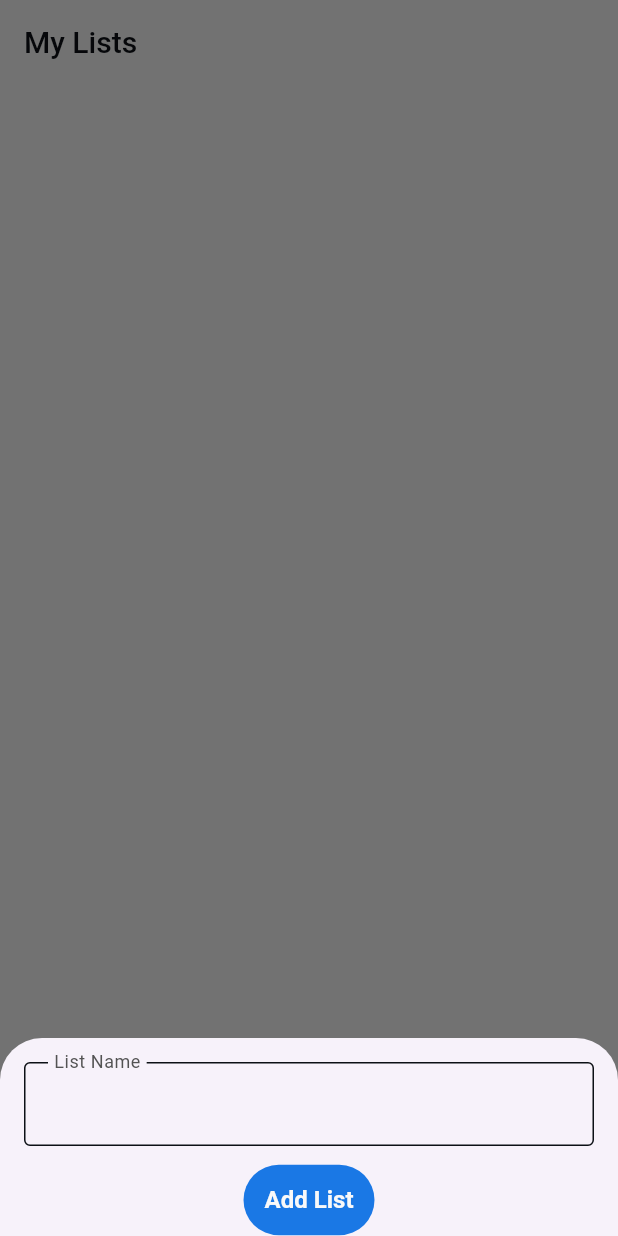
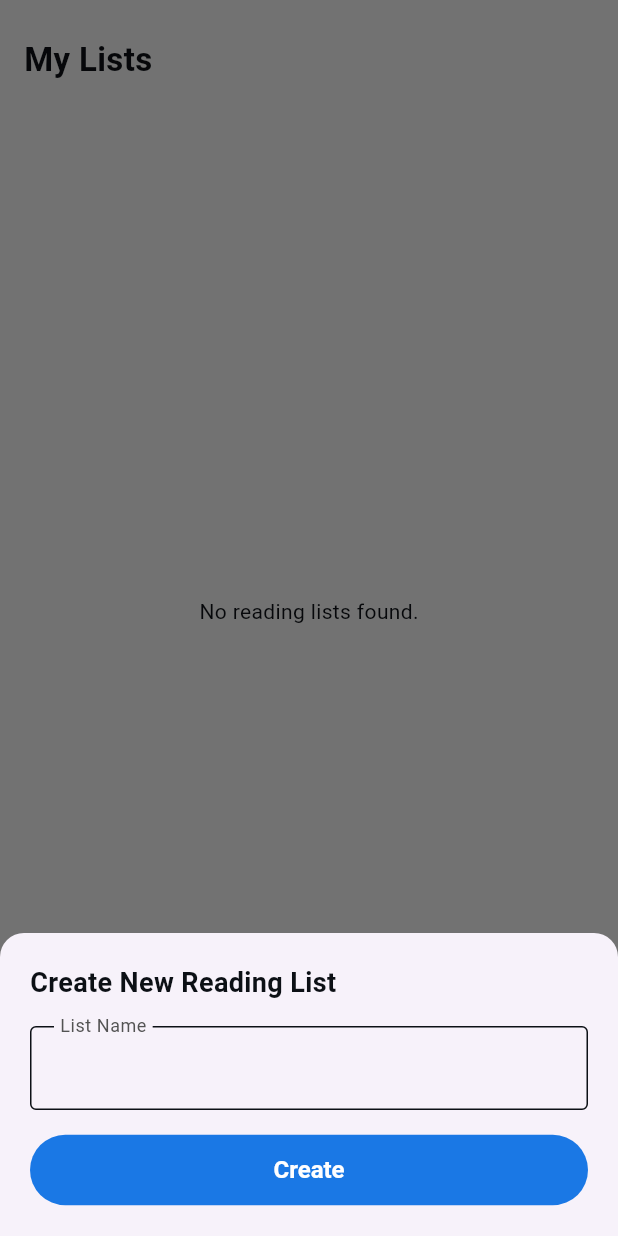
Before and after one commit to Ahmed-Abdelghany-11/Library_App, a Flutter app: the MyLibraryScreen screen opened directly, after a tap on the "add" icon, on a phone screen of 412 x 824 dp. Run offline on Flutter 3.47's test engine with Material 3 defaults, Android fonts, the phone set to English and light mode, and no system bars; our stand-ins replace bloc, cloud_firestore, dio, equatable, firebase_auth, firebase_core and 6 more; accounts and stored records are empty.

Commit message:
add UI for creating new reading lists and refactor library screen

```diff
--- a/lib/features/library/presentaion/view/my_library_screen.dart
+++ b/lib/features/library/presentaion/view/my_library_screen.dart
@@ -1,137 +1,128 @@
 import 'package:flutter/material.dart';
 import 'package:flutter_bloc/flutter_bloc.dart';
+import 'package:library_app/features/library/presentaion/view/widgets/add_reading_list_bottom_sheet.dart';
+import 'package:library_app/features/library/presentaion/view/widgets/my_list_item.dart';
 
+import '../../../../core/assets/app_colors.dart';
 import '../../../../core/base/base_state.dart';
 import '../../../../core/utils/di/di.dart';
 import '../../domain/entity/reading_list_entity.dart';
 import '../view_model/library_cubit.dart';
 import '../view_model/library_state.dart';
 
-class MyLibraryScreen extends StatefulWidget {
-  const MyLibraryScreen({super.key});
+class MyLibraryScreen extends StatelessWidget {
+  MyLibraryScreen({super.key});
 
-  @override
-  _MyLibraryScreenState createState() => _MyLibraryScreenState();
-}
-
-class _MyLibraryScreenState extends State<MyLibraryScreen> {
-  late LibraryCubit _cubit;
-
-  @override
-  void initState() {
-    super.initState();
-    _cubit = getIt<LibraryCubit>();
-    _cubit.doIntent(GetReadingList());
-  }
+  final viewModel = getIt<LibraryCubit>();
 
   @override
   Widget build(BuildContext context) {
-    return BlocProvider.value(
-      value: _cubit,
+    return BlocProvider(
+      create: (context) => viewModel..doIntent(GetReadingList()),
+      child: SafeArea(
         child: Scaffold(
-        appBar: AppBar(title: const Text('My Lists'), centerTitle: false),
-        body: BlocBuilder<LibraryCubit, LibraryState>(
+          body: Padding(
+            padding: const EdgeInsets.only(bottom: 80),
+            child: Column(
+              crossAxisAlignment: CrossAxisAlignment.start,
+              children: [
+                Padding(
+                  padding: EdgeInsets.fromLTRB(16, 24, 16, 8),
+                  child: Text(
+                    'My Lists',
+                    style: TextStyle(
+                      fontSize: 22,
+                      fontWeight: FontWeight.bold,
+                      color: AppColors.black,
+                    ),
+                  ),
+                ),
+                const SizedBox(height: 8),
+                BlocBuilder<LibraryCubit, LibraryState>(
                   builder: (context, state) {
-            final getState = state.getReadingListState;
-            if (getState is BaseLoadingState) {
+                    final currentState = state.getReadingListState;
+
+                    if (currentState is BaseLoadingState) {
                       return const Center(child: CircularProgressIndicator());
-            } else if (getState is BaseSuccessState<List<ReadingListEntity>>) {
-              final lists = getState.data;
-              return ListView.separated(
-                itemCount: lists!.length,
-                separatorBuilder: (_, __) => const Divider(height: 1),
-                itemBuilder: (context, index) {
-                  final list = lists[index];
-                  return ListTile(
-                    title: Text(list.name!),
-                    subtitle: Text('${list.numberOfBooks} books'),
-                    trailing: IconButton(
-                      icon: const Icon(Icons.delete_outline),
-                      onPressed: () {
-                        _cubit.doIntent(DeleteReadingList(list.id!));
-                      },
-                    ),
-                    onTap: () {
-                      // navigate to list details
-                    },
+                    }
+
+                    if (currentState is BaseErrorState) {
+                      return Expanded(
+                        child: Center(child: Text(currentState.errorMessage)),
                       );
-                },
-              );
-            } else if (getState is BaseErrorState) {
-              return Center(child: Text(getState.errorMessage));
                     }
-            return const SizedBox();
-          },
-        ),
-        floatingActionButton: FloatingActionButton(
-          onPressed: () => _showAddBottomSheet(context),
-          child: const Icon(Icons.add),
-        ),
+
+                    if (currentState
+                        is BaseSuccessState<List<ReadingListEntity>>) {
+                      final lists = currentState.data;
+
+                      if (lists == null || lists.isEmpty) {
+                        return Expanded(
+                          child: const Center(
+                            child: Text('No reading lists found.'),
                           ),
                         );
                       }
 
-  void _showAddBottomSheet(BuildContext context) {
-    showModalBottomSheet(
-      context: context,
-      isScrollControlled: true,
-      builder: (ctx) {
-        // re-provide the same cubit instance to the sheet
-        return BlocProvider.value(
-          value: _cubit,
-          child: Padding(
-            padding: EdgeInsets.only(
-              bottom: MediaQuery.of(ctx).viewInsets.bottom,
-              left: 16,
-              right: 16,
-              top: 16,
+                      return Expanded(
+                        child: ListView.builder(
+                          itemCount: lists.length,
+                          itemBuilder: (context, index) {
+                            final list = lists[index];
+
+                            return Dismissible(
+                              key: ValueKey(list.id),
+                              direction: DismissDirection.endToStart,
+                              background: Container(
+                                alignment: Alignment.centerRight,
+                                padding: const EdgeInsets.symmetric(
+                                  horizontal: 20,
                                 ),
-            child: Column(
-              mainAxisSize: MainAxisSize.min,
-              children: [
-                TextField(
-                  controller: _cubit.readingListNameController,
-                  decoration: const InputDecoration(
-                    labelText: 'List Name',
-                    border: OutlineInputBorder(),
+                                color: Colors.red,
+                                child: const Icon(
+                                  Icons.delete,
+                                  color: Colors.white,
                                 ),
                               ),
-                const SizedBox(height: 12),
-                BlocConsumer<LibraryCubit, LibraryState>(
-                  listener: (context, state) {
-                    if (state.addReadingListState is BaseSuccessState) {
-                      Navigator.of(context).pop();
-                      _cubit.doIntent(GetReadingList());
-                    } else if (state.addReadingListState is BaseErrorState) {
-                      final err = state.addReadingListState as BaseErrorState;
-                      ScaffoldMessenger.of(
-                        context,
-                      ).showSnackBar(SnackBar(content: Text(err.errorMessage)));
+                              confirmDismiss: (_) async {
+                                viewModel.doIntent(DeleteReadingList(list.id!));
+                                return false;
+                              },
+                              child: MyListItem(
+                                title: list.name ?? '',
+                                subtitle: '${list.numberOfBooks ?? 0} books',
+                              ),
+                            );
+                          },
+                        ),
+                      );
                     }
-                  },
-                  builder: (context, state) {
-                    if (state.addReadingListState is BaseLoadingState) {
-                      return const CircularProgressIndicator();
-                    }
-                    return ElevatedButton(
-                      onPressed: () {
-                        _cubit.doIntent(AddReadingList());
-                      },
-                      child: const Text('Add List'),
-                    );
+
+                    return const SizedBox();
                   },
                 ),
               ],
             ),
           ),
+          floatingActionButton: FloatingActionButton(
+            onPressed: () {
+              showModalBottomSheet(
+                context: context,
+                isScrollControlled: true,
+                shape: const RoundedRectangleBorder(
+                  borderRadius: BorderRadius.vertical(top: Radius.circular(16)),
+                ),
+                builder: (context) => BlocProvider.value(
+                  value: viewModel,
+                  child: const AddReadingListBottomSheet(),
+                ),
               );
             },
+            backgroundColor: AppColors.blue,
+            child: const Icon(Icons.add, color: Colors.white),
+          ),
+        ),
+      ),
     );
   }
-
-  @override
-  void dispose() {
-    _cubit.readingListNameController.dispose();
-    super.dispose();
 }
-}
--- /dev/null
+++ b/lib/features/library/presentaion/view/widgets/add_reading_list_bottom_sheet.dart
@@ -0,0 +1,93 @@
+import 'package:flutter/material.dart';
+import 'package:flutter_bloc/flutter_bloc.dart';
+
+import '../../../../../core/assets/app_colors.dart';
+import '../../../../../core/base/base_state.dart';
+import '../../view_model/library_cubit.dart';
+import '../../view_model/library_state.dart';
+
+class AddReadingListBottomSheet extends StatelessWidget {
+  const AddReadingListBottomSheet({super.key});
+
+  @override
+  Widget build(BuildContext context) {
+    final viewModel = context.read<LibraryCubit>();
+
+    return Padding(
+      padding: EdgeInsets.all(20),
+      child: BlocConsumer<LibraryCubit, LibraryState>(
+        listenWhen: (previous, current) =>
+            previous.addReadingListState != current.addReadingListState,
+        listener: (context, state) {
+          final addState = state.addReadingListState;
+
+          if (addState is BaseSuccessState) {
+            Navigator.pop(context);
+            viewModel.readingListNameController.clear();
+            ScaffoldMessenger.of(context).showSnackBar(
+              const SnackBar(
+                content: Text('Reading list created.'),
+                backgroundColor: AppColors.green,
+              ),
+            );
+          } else if (addState is BaseErrorState) {
+            Navigator.pop(context);
+            ScaffoldMessenger.of(context).showSnackBar(
+              SnackBar(
+                content: Text(addState.errorMessage),
+                backgroundColor: AppColors.red,
+              ),
+            );
+          }
+        },
+        builder: (context, state) {
+          final addState = state.addReadingListState;
+
+          return Column(
+            mainAxisSize: MainAxisSize.min,
+            crossAxisAlignment: CrossAxisAlignment.start,
+            children: [
+              const Text(
+                'Create New Reading List',
+                style: TextStyle(fontSize: 18, fontWeight: FontWeight.bold),
+              ),
+              const SizedBox(height: 16),
+              TextField(
+                controller: viewModel.readingListNameController,
+                decoration: const InputDecoration(
+                  labelText: 'List Name',
+                  border: OutlineInputBorder(),
+                ),
+              ),
+              const SizedBox(height: 16),
+              SizedBox(
+                width: double.infinity,
+                child: ElevatedButton(
+                  onPressed: () {
+                    viewModel.doIntent(AddReadingList());
+                  },
+                  style: ElevatedButton.styleFrom(
+                    backgroundColor: AppColors.blue,
+                  ),
+                  child: addState is BaseLoadingState
+                      ? const SizedBox(
+                          height: 20,
+                          width: 20,
+                          child: CircularProgressIndicator(
+                            strokeWidth: 2,
+                            color: Colors.white,
+                          ),
+                        )
+                      : const Text(
+                          'Create',
+                          style: TextStyle(color: Colors.white),
+                        ),
+                ),
+              ),
+            ],
+          );
+        },
+      ),
+    );
+  }
+}
--- a/lib/features/library/presentaion/view_model/library_cubit.dart
+++ b/lib/features/library/presentaion/view_model/library_cubit.dart
@@ -164,4 +164,10 @@ class LibraryCubit extends Cubit<LibraryState> {
       (index) => chars[rand.nextInt(chars.length)],
     ).join();
   }
+
+  @override
+  Future<void> close() {
+    readingListNameController.dispose();
+    return super.close();
+  }
 }
```
Also changed, not shown: lib/features/book_details/presentation/view/widgets/add_to_reading_list_bottom_sheet.dart (+27 -19 lines), lib/features/library/presentaion/view/widgets/my_list_item.dart (added, +61 -0 lines). Lines whose indentation alone changed are shown as unchanged.
